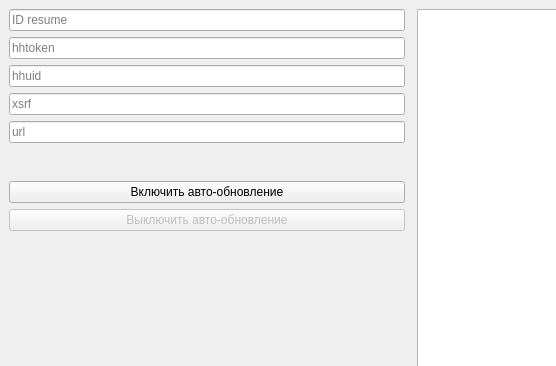
imitatehappiness/QtHeadHunterBot, file HeadHunterBot/mainwindow.ui: the form before one commit; both pictures show x 0 to 556 and y 0 to 366 of the 821 by 512 pixel window.
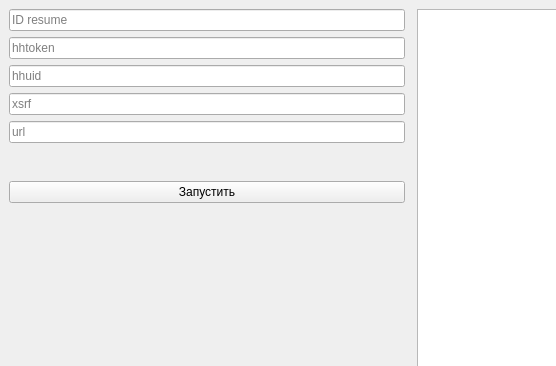
The form after the commit. Icons and pictures are not drawn.

What changed in the file:
```diff
--- a/HeadHunterBot/mainwindow.ui
+++ b/HeadHunterBot/mainwindow.ui
@@ -31,6 +31,19 @@
   </property>
   <widget class="QWidget" name="centralwidget">
    <layout class="QGridLayout" name="gridLayout">
+    <item row="3" column="1">
+     <widget class="QPushButton" name="pB_turn">
+      <property name="text">
+       <string>Запустить</string>
+      </property>
+      <property name="turn" stdset="0">
+       <bool>false</bool>
+      </property>
+     </widget>
+    </item>
+    <item row="0" column="3" rowspan="5">
+     <widget class="QTextBrowser" name="tE_logInfo"/>
+    </item>
     <item row="1" column="1">
      <spacer name="verticalSpacer_2">
       <property name="orientation">
@@ -117,27 +130,6 @@
       </property>
      </spacer>
     </item>
-    <item row="3" column="1">
-     <layout class="QGridLayout" name="gridLayout_3">
-      <item row="1" column="0" colspan="2">
-       <widget class="QPushButton" name="pB_startAutoUpdate">
-        <property name="text">
-         <string>Включить авто-обновление</string>
-        </property>
-       </widget>
-      </item>
-      <item row="2" column="0" colspan="2">
-       <widget class="QPushButton" name="pB_stopAutoUpdate">
-        <property name="enabled">
-         <bool>false</bool>
-        </property>
-        <property name="text">
-         <string>Выключить авто-обновление</string>
-        </property>
-       </widget>
-      </item>
-     </layout>
-    </item>
    </layout>
   </widget>
   <widget class="QMenuBar" name="menubar">
```
Left out of the diff: 5 changed lines with no effect on the pictures.
